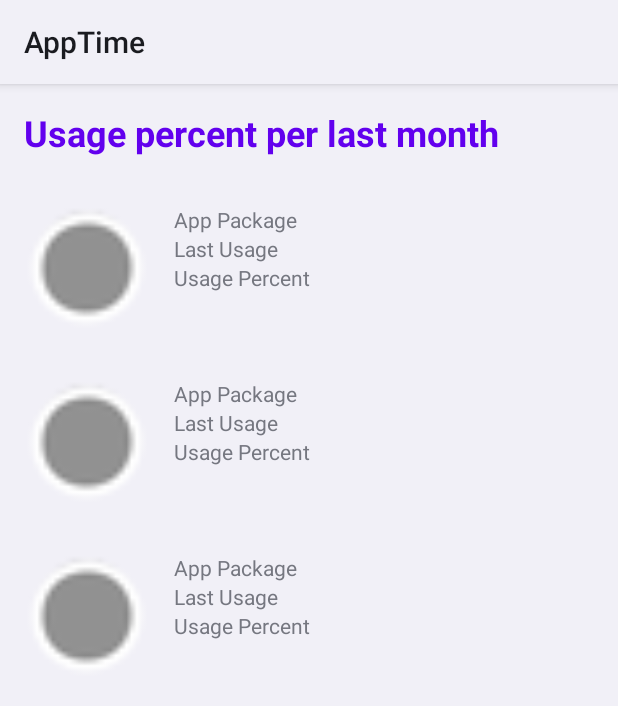
After one commit to ase21/GetApplicationLastTimeUsage, an Android app: the layout fragment_last_using_date.xml on its own in the app's theme, with its tools: preview values and no code run, on a phone screen of 412 x 824 dp. The commit adds this screen. Shown: the top 706 px of the screen. Run offline under Robolectric (Android 15) with nearby library versions, the phone set to English and light mode, and no system bars.

Commit message:
добавлены xml для оставшихся фрагментов

```diff
--- a/app/src/main/java/com/asefactory/getapplicationlasttimeusage/ui/fragments/last_using_date/LastUsingDateFragment.kt
+++ b/app/src/main/java/com/asefactory/getapplicationlasttimeusage/ui/fragments/last_using_date/LastUsingDateFragment.kt
@@ -1,6 +1,7 @@
 package com.asefactory.getapplicationlasttimeusage.ui.fragments.last_using_date
 
 import androidx.fragment.app.Fragment
+import com.asefactory.getapplicationlasttimeusage.R
 
-class LastUsingDateFragment:Fragment() {
+class LastUsingDateFragment : Fragment(R.layout.fragment_last_using_date) {
 }
--- a/app/src/main/java/com/asefactory/getapplicationlasttimeusage/ui/fragments/settings/SettingsFragment.kt
+++ b/app/src/main/java/com/asefactory/getapplicationlasttimeusage/ui/fragments/settings/SettingsFragment.kt
@@ -1,4 +1,7 @@
 package com.asefactory.getapplicationlasttimeusage.ui.fragments.settings
 
-class SettingsFragment {
+import androidx.fragment.app.Fragment
+import com.asefactory.getapplicationlasttimeusage.R
+
+class SettingsFragment : Fragment(R.layout.fragment_settings) {
 }
--- a/app/src/main/java/com/asefactory/getapplicationlasttimeusage/ui/fragments/using_time/UsingTimeFragment.kt
+++ b/app/src/main/java/com/asefactory/getapplicationlasttimeusage/ui/fragments/using_time/UsingTimeFragment.kt
@@ -1,6 +1,7 @@
 package com.asefactory.getapplicationlasttimeusage.ui.fragments.using_time
 
 import androidx.fragment.app.Fragment
+import com.asefactory.getapplicationlasttimeusage.R
 
-class UsingTimeFragment:Fragment() {
+class UsingTimeFragment : Fragment(R.layout.fragment_using_time) {
 }
--- /dev/null
+++ b/app/src/main/res/layout/fragment_last_using_date.xml
@@ -0,0 +1,23 @@
+<?xml version="1.0" encoding="utf-8"?>
+<LinearLayout xmlns:android="http://schemas.android.com/apk/res/android"
+    android:layout_width="match_parent"
+    android:layout_height="match_parent"
+    android:orientation="vertical"
+    xmlns:tools="http://schemas.android.com/tools">
+
+    <TextView
+        android:layout_width="match_parent"
+        android:layout_height="wrap_content"
+        android:layout_margin="16dp"
+        android:textSize="24sp"
+        android:textStyle="bold"
+        android:textColor="@color/purple_500"
+        android:text="@string/using_time_header"/>
+
+    <androidx.recyclerview.widget.RecyclerView
+        android:id="@+id/recyclerView"
+        android:layout_width="match_parent"
+        android:layout_height="match_parent"
+        tools:listitem="@layout/item_app"/>
+
+</LinearLayout>
```
Also changed, not shown: app/src/main/res/layout/fragment_settings.xml (added, +18 -0 lines), app/src/main/res/layout/fragment_using_time.xml (added, +23 -0 lines).
